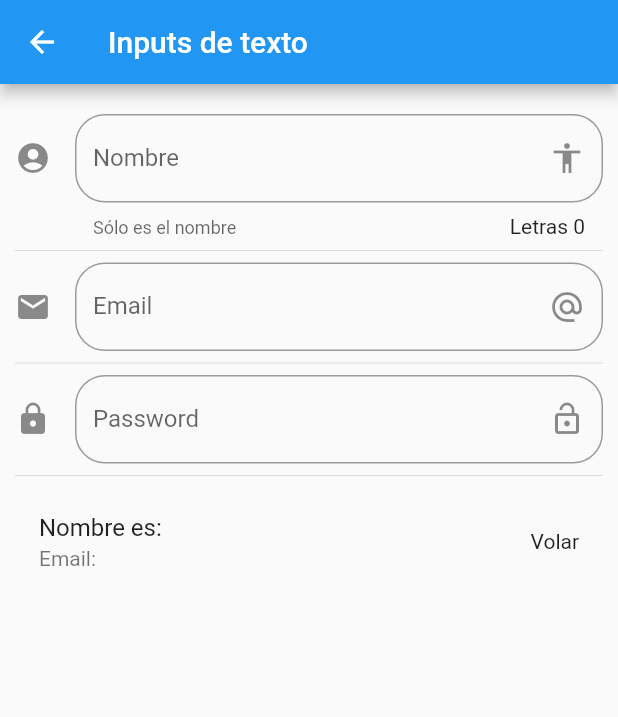
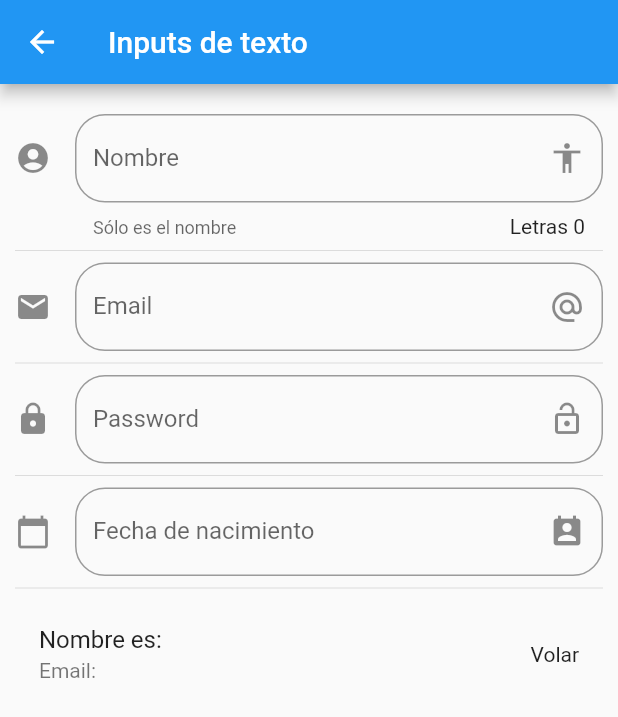
Before and after one commit to adrivegas/Componentes-de-Flutter, a Flutter app: the screen it shows after launch, after a tap on "Inputs", on a phone screen of 412 x 824 dp. Shown: the top 717 px of the screen. Run offline on Flutter 3.47's test engine with Material 2 defaults, Android fonts, the phone set to English and light mode, and no system bars; network calls fail.

Commit message:
Datepicker y cambio de idioma actualizando el main.dart

```diff
--- a/lib/main.dart
+++ b/lib/main.dart
@@ -1,4 +1,5 @@
 import 'package:flutter/material.dart';
+import 'package:flutter_localizations/flutter_localizations.dart';
 
 import 'package:componentes/src/routes/routes.dart';
 import 'package:componentes/src/pages/alert_page.dart';
@@ -11,6 +12,14 @@ class MyApp extends StatelessWidget {
   Widget build(BuildContext context) {
     return MaterialApp(
       debugShowCheckedModeBanner: false,
+      localizationsDelegates: [
+        GlobalMaterialLocalizations.delegate,
+        GlobalWidgetsLocalizations.delegate,
+      ],
+      supportedLocales: [
+        const Locale('en', 'US'), // English
+        const Locale('es', 'ES'),
+      ],
       title: 'Componentes App',
       initialRoute: '/',
       routes: getApplicationRoutes(),
--- a/lib/src/pages/input_page.dart
+++ b/lib/src/pages/input_page.dart
@@ -8,10 +8,11 @@ class InputPage extends StatefulWidget {
 class _InputPageState extends State<InputPage> {
   String _nombre = '';
   String _email = '';
+  String _fecha = '';
 
   String _opcionSeleccionada = 'Volar';
 
-  List<String> _poderes = ['Volar', 'Rayos X', 'Super Aliento', 'Super Fuerza'];
+  // List<String> _poderes = ['Volar', 'Rayos X', 'Super Aliento', 'Super Fuerza'];
 
   TextEditingController _inputFieldDateController = new TextEditingController();
 
@@ -30,6 +31,10 @@ class _InputPageState extends State<InputPage> {
           Divider(),
           _crearPassword(),
           Divider(),
+          _crearFecha(context),
+          Divider(),
+          // _crearDropdown(),
+          // Divider(),
           _crearPersona()
         ],
       ),
@@ -86,6 +91,79 @@ class _InputPageState extends State<InputPage> {
             }));
   }
 
+  Widget _crearFecha(BuildContext context) {
+    return TextField(
+      enableInteractiveSelection: false,
+      controller: _inputFieldDateController,
+      decoration: InputDecoration(
+          border: OutlineInputBorder(borderRadius: BorderRadius.circular(20.0)),
+          hintText: 'Fecha de nacimiento',
+          labelText: 'Fecha de nacimiento',
+          suffixIcon: Icon(Icons.perm_contact_calendar),
+          icon: Icon(Icons.calendar_today)),
+      onTap: () {
+        FocusScope.of(context).requestFocus(new FocusNode());
+        _selectDate(context);
+      },
+    );
+  }
+
+  _selectDate(BuildContext context) async {
+    DateTime? picked = await showDatePicker(
+        context: context,
+        initialDate: new DateTime.now(),
+        firstDate: new DateTime(2018),
+        lastDate: new DateTime(2025),
+        locale: Locale('es', 'ES'));
+
+    if (picked != null) {
+      setState(() {
+        _fecha = picked.toString();
+        _inputFieldDateController.text = _fecha;
+      });
+    }
+  }
+
+  // List<DropdownMenuItem<String>> getOpcionesDropdown() {
+
+  //   List<DropdownMenuItem<String>> lista = new List();
+
+  //   _poderes.forEach( (poder){
+
+  //     lista.add( DropdownMenuItem(
+  //       child: Text(poder),
+  //       value: poder,
+  //     ));
+
+  //   });
+
+  //   return lista;
+
+  // }
+
+  // Widget _crearDropdown() {
+
+  //   return Row(
+  //     children: <Widget>[
+  //       Icon(Icons.select_all),
+  //       SizedBox(width: 30.0),
+  //       Expanded(
+  //         child: DropdownButton(
+  //           value: _opcionSeleccionada,
+  //           items: getOpcionesDropdown(),
+  //           onChanged: (opt) {
+  //             setState(() {
+  //               _opcionSeleccionada = opt;
+  //             });
+  //           },
+  //         ),
+  //       )
+
+  //     ],
+  //   );
+
+  // }
+
   Widget _crearPersona() {
     return ListTile(
       title: Text('Nombre es: $_nombre'),
--- a/pubspec.yaml
+++ b/pubspec.yaml
@@ -22,6 +22,9 @@ environment:
 
 dependencies:
   flutter:
+    sdk: flutter
+
+  flutter_localizations:
     sdk: flutter
 
 
```
Also changed, not shown: pubspec.lock.
